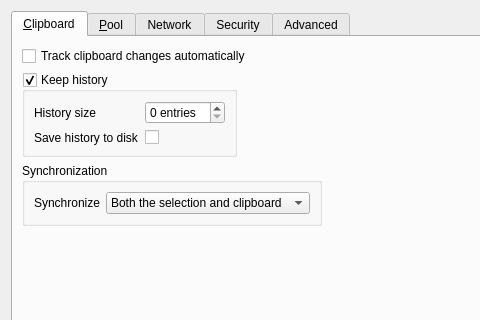
This is haveclip-desktop/src/SettingsDialog.ui in aither64/haveclip-desktop as Qt 5 draws it before an edit; both pictures show x 0 to 480 and y 0 to 320 of the 602 by 466 pixel window. The edited form follows.
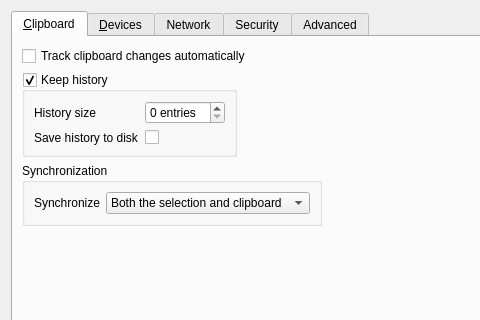
This is the edited form. Icons and pictures are not drawn.

Commit message: Rename pool and nodes to devices

```diff
--- a/haveclip-desktop/src/SettingsDialog.ui
+++ b/haveclip-desktop/src/SettingsDialog.ui
@@ -122,7 +122,7 @@
      </widget>
      <widget class="QWidget" name="tab_2">
       <attribute name="title">
-       <string>&amp;Pool</string>
+       <string>&amp;Devices</string>
       </attribute>
       <layout class="QVBoxLayout" name="verticalLayout_3">
        <item>
```
The commit also changes 3 other files.
